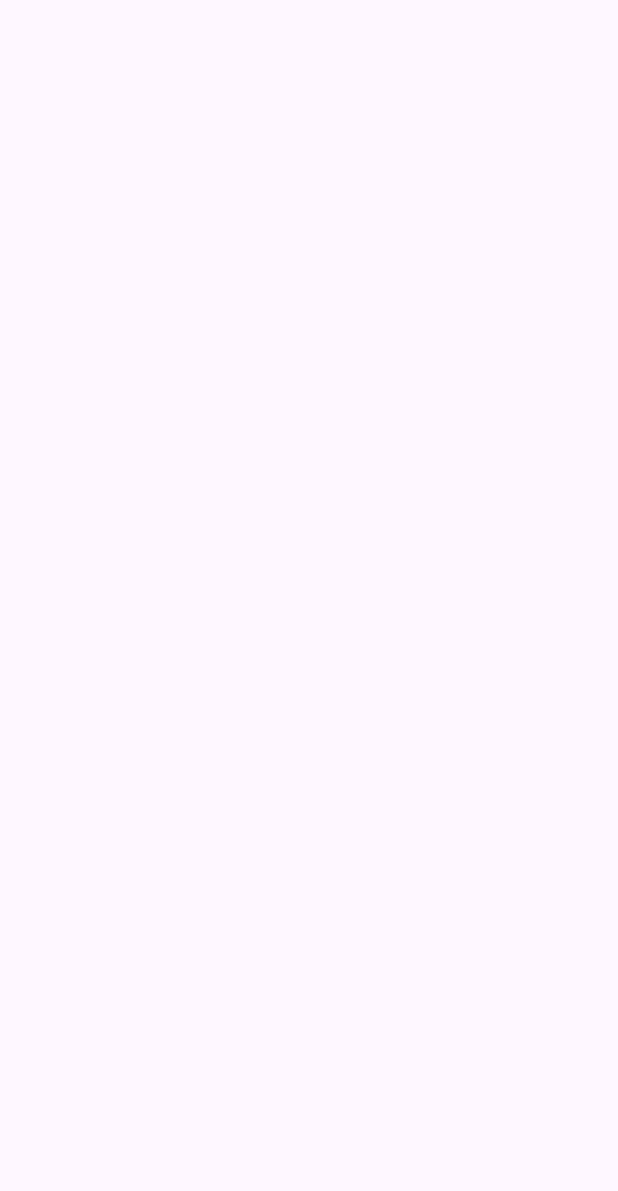
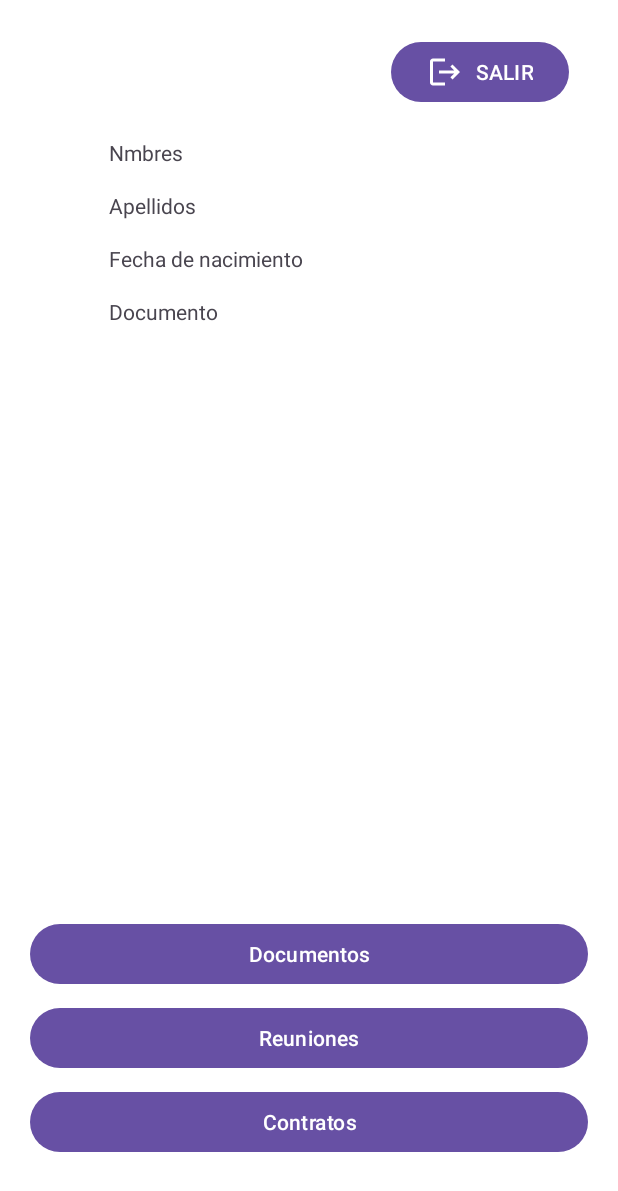
Before and after one commit to Wiilliam-ai/ProyectoMovilUgel, an Android app: the Menu screen opened directly, with no data from a screen before it, on a phone screen of 412 x 824 dp. Before the commit the part shown is empty. Shown: the top 1191 px of the screen. Run offline under Robolectric (Android 15) with nearby library versions, the phone set to English and light mode, and no system bars.

Commit message:
Menu modificado

```diff
--- a/app/src/main/java/com/example/proyectomovil/Menu.java
+++ b/app/src/main/java/com/example/proyectomovil/Menu.java
@@ -4,6 +4,7 @@ package com.example.proyectomovil;
 import androidx.appcompat.app.AppCompatActivity;
 
 import android.os.Bundle;
+import android.view.View;
 
 public class Menu extends AppCompatActivity {
 
@@ -12,4 +13,8 @@ public class Menu extends AppCompatActivity {
         super.onCreate(savedInstanceState);
         setContentView(R.layout.activity_menu);
     }
+
+    public void salir(View view) {
+        onBackPressed();
+    }
 }
--- /dev/null
+++ b/app/src/main/res/drawable/baseline_logout_24.xml
@@ -0,0 +1,5 @@
+<vector android:autoMirrored="true" android:height="24dp"
+    android:tint="#FFFFFF" android:viewportHeight="24"
+    android:viewportWidth="24" android:width="24dp" xmlns:android="http://schemas.android.com/apk/res/android">
+    <path android:fillColor="@android:color/white" android:pathData="M17,7l-1.41,1.41L18.17,11H8v2h10.17l-2.58,2.58L17,17l5,-5zM4,5h8V3H4c-1.1,0 -2,0.9 -2,2v14c0,1.1 0.9,2 2,2h8v-2H4V5z"/>
+</vector>
--- a/app/src/main/res/layout/activity_menu.xml
+++ b/app/src/main/res/layout/activity_menu.xml
@@ -4,6 +4,102 @@
     xmlns:tools="http://schemas.android.com/tools"
     android:layout_width="match_parent"
     android:layout_height="match_parent"
+    android:background="@color/white"
+    android:padding="20dp"
     tools:context=".Menu">
 
+    <ImageView
+        android:id="@+id/imageView2"
+        android:layout_width="wrap_content"
+        android:layout_height="wrap_content"
+        android:layout_marginTop="72dp"
+        app:layout_constraintEnd_toEndOf="parent"
+        app:layout_constraintHorizontal_bias="0.098"
+        app:layout_constraintStart_toStartOf="parent"
+        app:layout_constraintTop_toTopOf="parent"
+        tools:srcCompat="@tools:sample/avatars" />
+
+    <TextView
+        android:id="@+id/textView"
+        android:layout_width="wrap_content"
+        android:layout_height="wrap_content"
+        android:layout_marginStart="16dp"
+        android:text="Nmbres"
+        app:layout_constraintStart_toEndOf="@+id/imageView2"
+        app:layout_constraintTop_toTopOf="@+id/imageView2" />
+
+    <TextView
+        android:id="@+id/textView3"
+        android:layout_width="wrap_content"
+        android:layout_height="wrap_content"
+        android:layout_marginStart="16dp"
+        android:layout_marginTop="16dp"
+        android:text="Apellidos"
+        app:layout_constraintStart_toEndOf="@+id/imageView2"
+        app:layout_constraintTop_toBottomOf="@+id/textView" />
+
+    <TextView
+        android:id="@+id/textView4"
+        android:layout_width="wrap_content"
+        android:layout_height="wrap_content"
+        android:layout_marginStart="16dp"
+        android:layout_marginTop="16dp"
+        android:text="Fecha de nacimiento"
+        app:layout_constraintStart_toEndOf="@+id/imageView2"
+        app:layout_constraintTop_toBottomOf="@+id/textView3" />
+
+    <TextView
+        android:id="@+id/textView6"
+        android:layout_width="wrap_content"
+        android:layout_height="wrap_content"
+        android:layout_marginStart="16dp"
+        android:layout_marginTop="16dp"
+        android:text="Documento"
+        app:layout_constraintStart_toEndOf="@+id/imageView2"
+        app:layout_constraintTop_toBottomOf="@+id/textView4" />
+
+    <Button
+        android:id="@+id/button2"
+        android:layout_width="match_parent"
+        android:layout_height="wrap_content"
+        android:layout_marginBottom="32dp"
+        android:text="@string/btn_contratos"
+        app:layout_constraintBottom_toBottomOf="parent"
+        app:layout_constraintEnd_toEndOf="parent"
+        app:layout_constraintStart_toStartOf="parent" />
+
+    <Button
+        android:id="@+id/button3"
+        android:layout_width="match_parent"
+        android:layout_height="wrap_content"
+        android:layout_marginBottom="8dp"
+        android:text="@string/btn_reuniones"
+        app:layout_constraintBottom_toTopOf="@+id/button2"
+        app:layout_constraintEnd_toEndOf="parent"
+        app:layout_constraintHorizontal_bias="0.459"
+        app:layout_constraintStart_toStartOf="parent" />
+
+    <Button
+        android:id="@+id/button4"
+        android:layout_width="match_parent"
+        android:layout_height="wrap_content"
+        android:layout_marginBottom="8dp"
+        android:text="@string/btn_documentos"
+        app:layout_constraintBottom_toTopOf="@+id/button3"
+        app:layout_constraintEnd_toEndOf="parent"
+        app:layout_constraintStart_toStartOf="parent" />
+
+    <Button
+        android:id="@+id/button5"
+        android:layout_width="wrap_content"
+        android:layout_height="wrap_content"
+        android:layout_marginTop="4dp"
+        android:onClick="salir"
+        android:drawableLeft="@drawable/baseline_logout_24"
+        android:text="@string/btn_salir"
+        app:layout_constraintEnd_toEndOf="parent"
+        app:layout_constraintHorizontal_bias="0.95"
+        app:layout_constraintStart_toStartOf="parent"
+        app:layout_constraintTop_toTopOf="parent" />
+
 </androidx.constraintlayout.widget.ConstraintLayout>
--- /dev/null
+++ b/app/src/main/res/values/stringsMenu.xml
@@ -0,0 +1,7 @@
+<?xml version="1.0" encoding="utf-8"?>
+<resources>
+    <string name="btn_salir">SALIR</string>
+    <string name="btn_documentos">Documentos</string>
+    <string name="btn_reuniones">Reuniones</string>
+    <string name="btn_contratos">Contratos</string>
+</resources>
```
